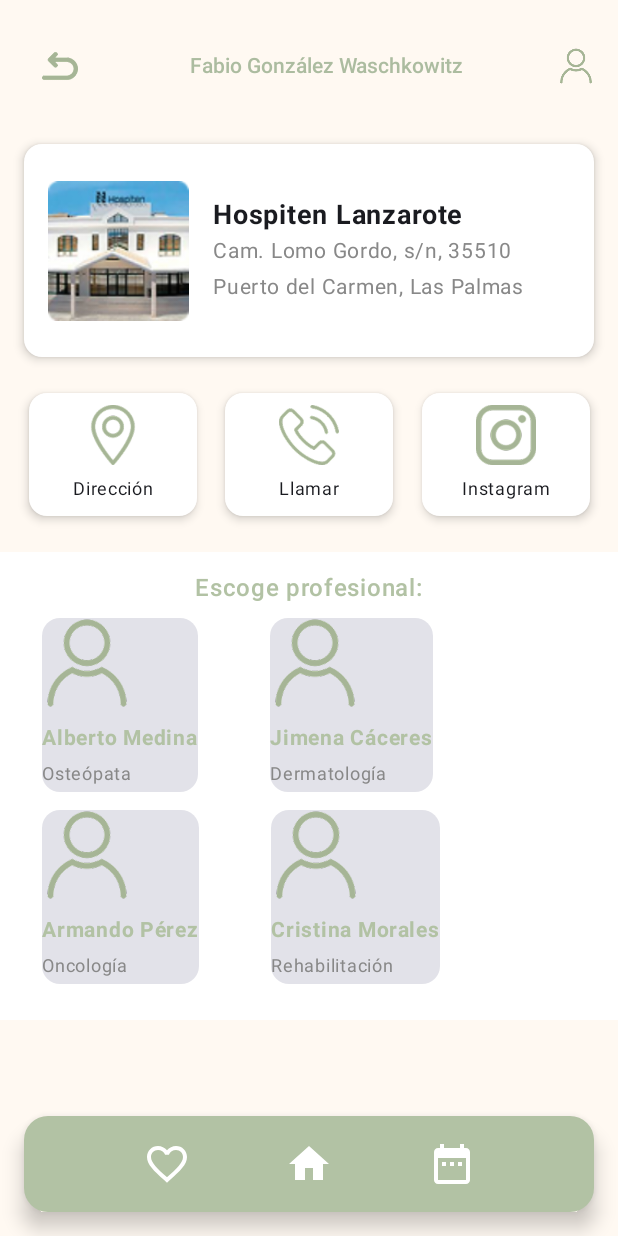
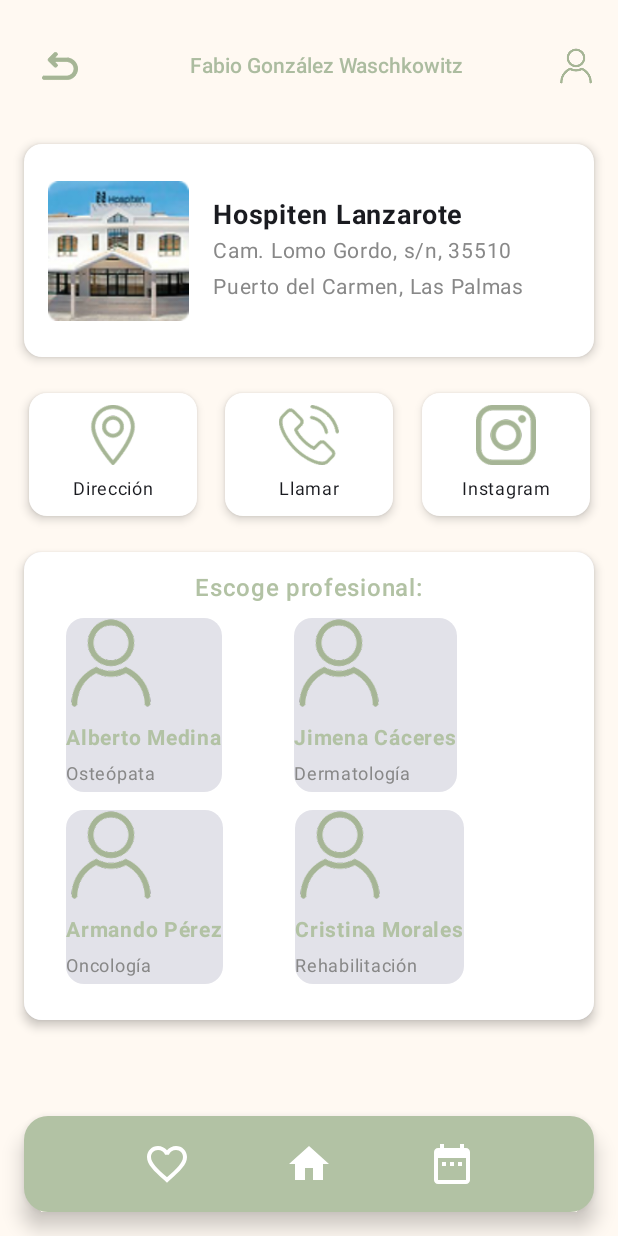
Before and after one commit to FabioGonzalez2005/FabioProyectoFinal, an Android app built with Jetpack Compose: the ClinicDetailScreen screen opened through its navigation route, on a phone screen of 412 x 824 dp. Run offline under Robolectric (Android 15) with nearby library versions, the phone set to English and light mode, and no system bars.

Commit message:
Arreglamosla card para escoger profesional

```diff
--- a/frontend/app/src/main/java/com/example/fabioproyectofinal/view/screens/ClinicDetailScreen.kt
+++ b/frontend/app/src/main/java/com/example/fabioproyectofinal/view/screens/ClinicDetailScreen.kt
@@ -14,6 +14,9 @@
 import androidx.compose.foundation.layout.size
 import androidx.compose.foundation.lazy.LazyColumn
 import androidx.compose.foundation.lazy.items
+import androidx.compose.foundation.shape.RoundedCornerShape
+import androidx.compose.material3.Card
+import androidx.compose.material3.CardDefaults
 import androidx.compose.material3.Scaffold
 import androidx.compose.material3.Text
 import androidx.compose.runtime.Composable
@@ -58,7 +61,14 @@
             }
 
             Spacer(modifier = Modifier.size(24.dp))
-
+            Column(
+                modifier = Modifier.padding(horizontal = 16.dp)
+            ) {
+                Card(
+                    shape = RoundedCornerShape(12.dp),
+                    elevation = CardDefaults.cardElevation(4.dp),
+                    modifier = Modifier.fillMaxWidth()
+                ) {
                     Column(
                         modifier = Modifier
                             .background(Color.White)
@@ -97,6 +107,8 @@
                             }
                         }
                     }
+                }
+            }
 
         }
     }
```
Lines whose indentation alone changed are shown as unchanged.
